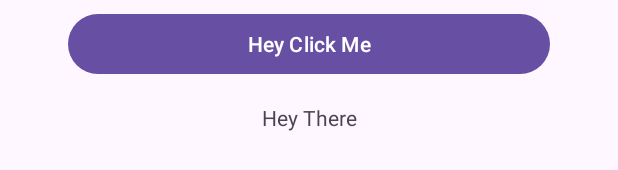
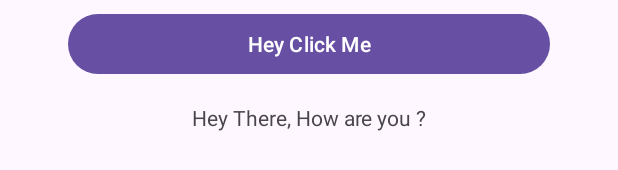
Before and after one commit to Patriikk/CI-CD-AndroidApp, an Android app: the layout activity_main.xml on its own in the app's theme, with its tools: preview values and no code run, on a phone screen of 412 x 824 dp. Shown: the part 574-744 px from the top of the screen. Run offline under Robolectric (Android 15) with nearby library versions, the phone set to English and light mode, and no system bars.

```diff
--- a/app/src/main/java/com/patrik/ci_cd_androidapp/MainActivity.kt
+++ b/app/src/main/java/com/patrik/ci_cd_androidapp/MainActivity.kt
@@ -14,6 +14,7 @@ class MainActivity : AppCompatActivity() {
         super.onCreate(savedInstanceState)
         binding = DataBindingUtil.setContentView(this@MainActivity, R.layout.activity_main)
 
+
         binding.btnClickMe.setOnClickListener {
             Toast.makeText(this@MainActivity, "Someone clicked me", Toast.LENGTH_SHORT).show()
         }
--- a/app/src/main/res/layout/activity_main.xml
+++ b/app/src/main/res/layout/activity_main.xml
@@ -26,7 +26,7 @@
             android:layout_height="wrap_content"
             android:gravity="center"
             android:padding="15dp"
-            android:text="Hey There"
+            android:text="Hey There, How are you ?"
             app:layout_constraintTop_toBottomOf="@id/btnClickMe" />
 
     </androidx.constraintlayout.widget.ConstraintLayout>
```
